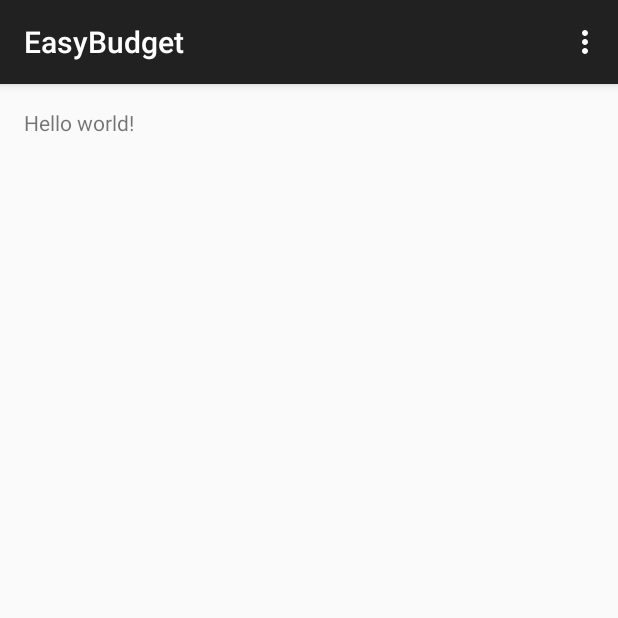
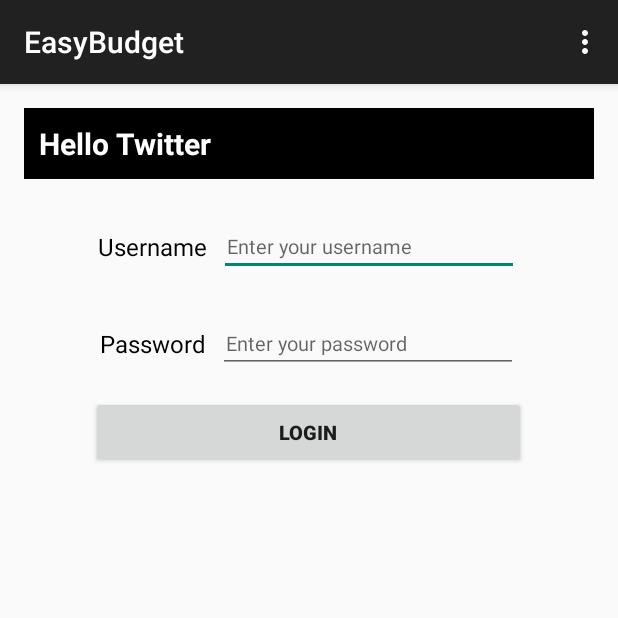
Before and after one commit to Thefastests/EasyBudget, an Android app: the screen it shows after launch (MainActivity), on a phone screen of 412 x 824 dp, the top half of it. Run offline under Robolectric (Android 15) with nearby library versions, the phone set to English and light mode, and no system bars.

Commit message:
Sample App

```diff
--- a/app/src/main/java/org/no_ip/magicperf2/easybudget/MainActivity.java
+++ b/app/src/main/java/org/no_ip/magicperf2/easybudget/MainActivity.java
@@ -1,17 +1,49 @@
 package org.no_ip.magicperf2.easybudget;
 
+import android.content.Intent;
+import android.content.SharedPreferences;
 import android.support.v7.app.ActionBarActivity;
 import android.os.Bundle;
+import android.util.Log;
 import android.view.Menu;
 import android.view.MenuItem;
+import android.view.View;
+import android.widget.Button;
+import android.widget.EditText;
 
 
 public class MainActivity extends ActionBarActivity {
-
+    Button _loginBtn;
     @Override
     protected void onCreate(Bundle savedInstanceState) {
+        SharedPreferences prefs = getSharedPreferences("codelearn_twitter", MODE_PRIVATE);
+        String valueUser = prefs.getString("key1", null);
+        String valuePass = prefs.getString("key2", null);
+        if(valueUser!=null && valuePass!=null){
+            Intent intent = new Intent(this, TweetListActivity.class);
+            startActivity(intent);
+            finish();
+        }
         super.onCreate(savedInstanceState);
         setContentView(R.layout.activity_main);
+        _loginBtn = ( Button ) findViewById(R.id.btn_login);
+        _loginBtn.setOnClickListener(new View.OnClickListener() {
+            @Override
+            public void onClick(View v) {
+                EditText username = (EditText) findViewById(R.id.fld_username);
+                String usernameValue = username.getText().toString();
+                EditText password = (EditText) findViewById(R.id.fld_pwd);
+                String passwordValue = password.getText().toString();
+                Log.d("Codelearn", "username caught - " + usernameValue);
+                SharedPreferences prefs = getSharedPreferences("codelearn_twitter", MODE_PRIVATE);
+                SharedPreferences.Editor editor = prefs.edit();
+                editor.putString("key1",usernameValue);
+                editor.putString("key2",passwordValue);
+                editor.apply();
+                Intent intent = new Intent(MainActivity.this, TweetListActivity.class);
+                startActivity(intent);
+            }
+        });
     }
 
     @Override
@@ -35,4 +67,5 @@ public class MainActivity extends ActionBarActivity {
 
         return super.onOptionsItemSelected(item);
     }
+
 }
--- a/app/src/main/res/layout/activity_main.xml
+++ b/app/src/main/res/layout/activity_main.xml
@@ -3,9 +3,91 @@
     android:layout_height="match_parent" android:paddingLeft="@dimen/activity_horizontal_margin"
     android:paddingRight="@dimen/activity_horizontal_margin"
     android:paddingTop="@dimen/activity_vertical_margin"
-    android:paddingBottom="@dimen/activity_vertical_margin" tools:context=".MainActivity">
+    android:paddingBottom="@dimen/activity_vertical_margin" tools:context=".MainActivity"
+    android:id="@+id/button1">
 
-    <TextView android:text="@string/hello_world" android:layout_width="wrap_content"
-        android:layout_height="wrap_content" />
+    <TextView android:text="@string/hello_twitter" android:layout_width="match_parent"
+        android:layout_height="wrap_content"
+        android:id="@+id/header"
+        android:padding="10dp"
+        android:textSize="20sp"
+        android:textColor="@android:color/white"
+        android:textStyle="bold"
+        android:background="@android:color/black"
+        />
+
+    <LinearLayout android:id="@+id/uname_block"
+        android:layout_width="wrap_content"
+        android:layout_height="wrap_content"
+        android:layout_below="@id/header"
+        android:layout_centerHorizontal="true"
+        android:layout_marginTop="25dp"
+        android:orientation="horizontal">
+
+        <TextView android:id="@+id/username"
+            android:layout_width="wrap_content"
+            android:layout_height="wrap_content"
+            android:text="@string/lbl_username"
+            android:textSize="16sp"
+            android:textColor="@android:color/black"
+            android:layout_gravity="center_vertical"
+            />
+
+        <EditText
+            android:id="@+id/fld_username"
+            android:layout_width="200dp"
+            android:layout_height="wrap_content"
+            android:hint="@string/lbl_enter_username"
+            android:layout_marginLeft="8dp"
+            android:inputType="textEmailAddress"
+            android:paddingLeft="5dp"
+            android:textSize="13sp"
+            android:layout_gravity="center_vertical"
+            />
+
+    </LinearLayout>
+
+    <LinearLayout android:id="@+id/pwd_block"
+        android:layout_width="wrap_content"
+        android:layout_height="wrap_content"
+        android:layout_below="@id/uname_block"
+        android:layout_centerHorizontal="true"
+        android:layout_marginTop="25dp"
+        android:orientation="horizontal">
+
+        <TextView android:id="@+id/pwd"
+            android:layout_width="wrap_content"
+            android:layout_height="wrap_content"
+            android:text="@string/lbl_pwd"
+            android:textSize="16sp"
+            android:textColor="@android:color/black"
+            android:layout_gravity="center_vertical"
+            />
+
+        <EditText
+            android:id="@+id/fld_pwd"
+            android:layout_width="200dp"
+            android:layout_height="wrap_content"
+            android:hint="@string/lbl_enter_pwd"
+            android:layout_marginLeft="8dp"
+            android:inputType="textEmailAddress"
+            android:paddingLeft="5dp"
+            android:textSize="13sp"
+            android:layout_gravity="center_vertical"
+            />
+    </LinearLayout>
+
+    <Button
+        android:id="@+id/btn_login"
+        android:layout_width="290dp"
+        android:layout_height="wrap_content"
+        android:layout_below="@id/pwd_block"
+        android:text="@string/lbl_login"
+        android:layout_centerHorizontal="true"
+        android:gravity="center"
+        android:layout_marginTop="15dp"
+        android:textSize="13sp"
+        android:textStyle="bold"
+        />
 
 </RelativeLayout>
--- a/app/src/main/res/values/strings.xml
+++ b/app/src/main/res/values/strings.xml
@@ -1,6 +1,16 @@
 <resources>
     <string name="app_name">EasyBudget</string>
 
-    <string name="hello_world">Hello world!</string>
+    <string name="hello_world">Hello World!</string>
+    <string name="hello_emma">Hello Emma!</string>
+    <string name="hello_twitter">Hello Twitter</string>
+    <string name="lbl_username">Username</string>
+    <string name="lbl_enter_username">Enter your username</string>
+    <string name="lbl_pwd">Password</string>
+    <string name="lbl_enter_pwd">Enter your password</string>
+    <string name="lbl_login">Login</string>
     <string name="action_settings">Settings</string>
+    <string name="no_tweet_found">No Tweet Found</string>
+    <string name="title_activity_tweet_list">TweetListActivity</string>
+    <string name="title_activity_tweet_detail">TweetDetailActivity</string>
 </resources>
```
Also changed, not shown: app/src/main/AndroidManifest.xml (+8 -0 lines), app/src/main/java/org/no_ip/magicperf2/easybudget/TweetAdapter.java (added, +34 -0 lines), app/src/main/java/org/no_ip/magicperf2/easybudget/TweetDetailActivity.java (added, +38 -0 lines), app/src/main/java/org/no_ip/magicperf2/easybudget/TweetListActivity.java (added, +38 -0 lines), app/src/main/java/org/no_ip/magicperf2/easybudget/models/Tweet.java (added, +30 -0 lines), app/src/main/res/layout/activity_tweet_detail.xml (added, +55 -0 lines), app/src/main/res/layout/activity_tweet_list.xml (added, +17 -0 lines), app/src/main/res/layout/row_tweet.xml (added, +59 -0 lines), app/src/main/res/menu/menu_tweet_detail.xml (added, +7 -0 lines), app/src/main/res/menu/menu_tweet_list.xml (added, +7 -0 lines), app/src/main/res/drawable/user_profile.png (added), 1 other file.
